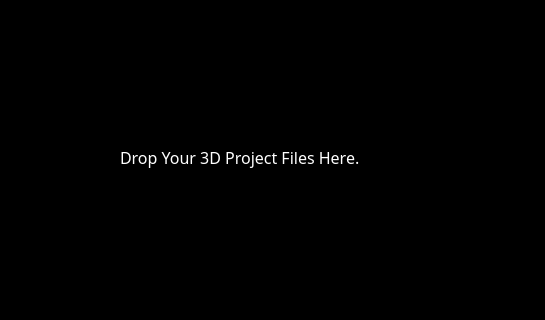
The window that ui/drop_file_tip.ui (newo-ether/Rendrop) describes before a commit, drawn with Qt 5; both pictures show x 187 to 732 and y 91 to 411 of the 732 by 497 pixel window.
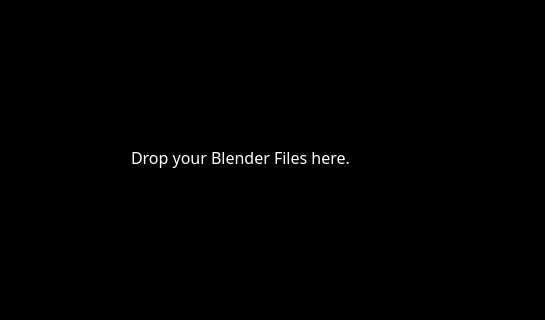
The same window after the commit. Icons and pictures are not drawn.

```diff
--- a/ui/drop_file_tip.ui
+++ b/ui/drop_file_tip.ui
@@ -90,7 +90,7 @@
        <widget class="QLabel" name="label">
         <property name="font">
          <font>
-          <family>Bitcount Single</family>
+          <family>Pixel Mixed</family>
           <pointsize>12</pointsize>
          </font>
         </property>
@@ -99,7 +99,7 @@
 color: white;</string>
         </property>
         <property name="text">
-         <string>Drop Your 3D Project Files Here.</string>
+         <string>Drop your Blender Files here.</string>
         </property>
        </widget>
       </item>
```
